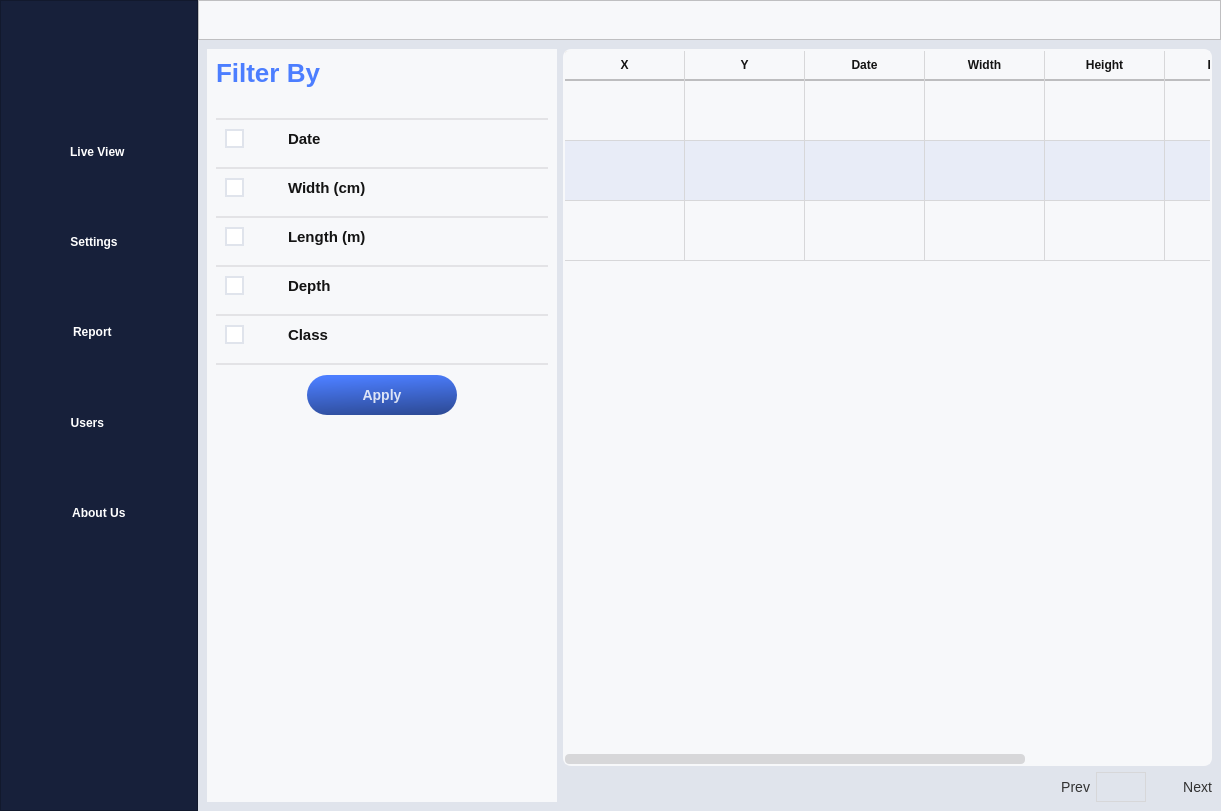
Old version of the form UIFiles/main_UI.ui in the repository DORSA-co/MSC_Conveyor.
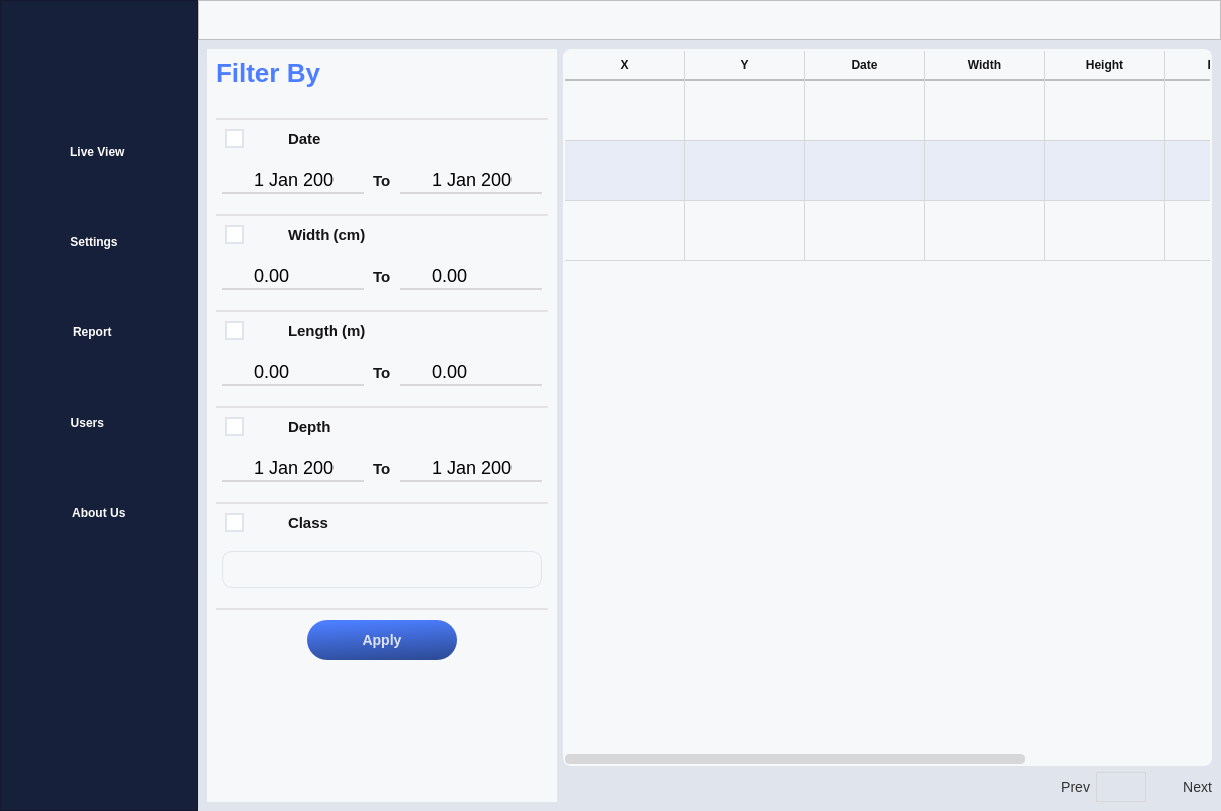
New version of the form. The open tabs and pages were chosen to show the change. Icons and pictures are not drawn. Custom widgets are drawn as their Qt base class.

```diff
--- a/UIFiles/main_UI.ui
+++ b/UIFiles/main_UI.ui
@@ -3321,7 +3321,7 @@
                  <property name="maximumSize">
                   <size>
                    <width>16777215</width>
-                   <height>0</height>
+                   <height>16777215</height>
                   </size>
                  </property>
                  <property name="frameShape">
@@ -3472,7 +3472,7 @@
                  <property name="maximumSize">
                   <size>
                    <width>16777215</width>
-                   <height>0</height>
+                   <height>16777215</height>
                   </size>
                  </property>
                  <property name="frameShape">
@@ -3623,7 +3623,7 @@
                  <property name="maximumSize">
                   <size>
                    <width>16777215</width>
-                   <height>0</height>
+                   <height>16777215</height>
                   </size>
                  </property>
                  <property name="frameShape">
@@ -3778,7 +3778,7 @@
                  <property name="maximumSize">
                   <size>
                    <width>16777215</width>
-                   <height>0</height>
+                   <height>16777215</height>
                   </size>
                  </property>
                  <property name="frameShape">
@@ -3933,7 +3933,7 @@
                  <property name="maximumSize">
                   <size>
                    <width>16777215</width>
-                   <height>0</height>
+                   <height>16777215</height>
                   </size>
                  </property>
                  <property name="frameShape">
```
Left out of the diff: 4 changed lines with no effect on the pictures.
